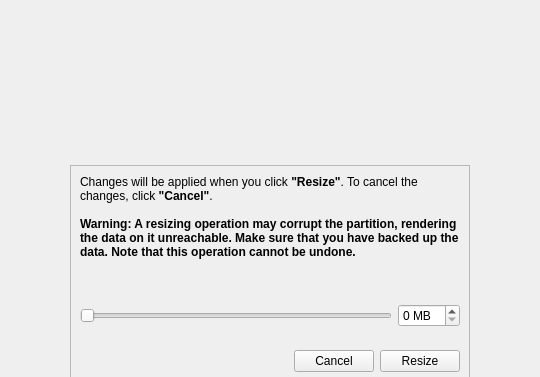
Above: yali/gui/Ui/partresize.ui from dadas45li/yali before the change; both pictures show x 109 to 649 and y 0 to 377 of the 758 by 547 pixel window. Below: the same form after it.
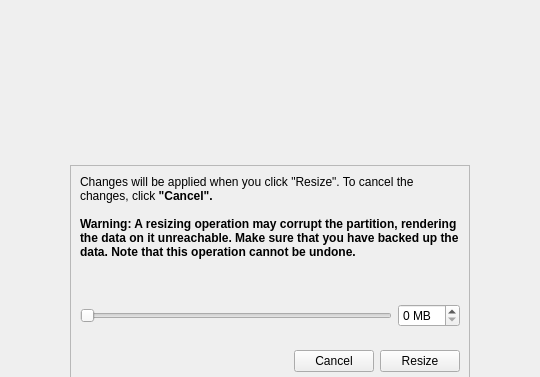
That is the form after the change.

Commit message: Fixes partresize rich text

```diff
--- a/yali/gui/Ui/partresize.ui
+++ b/yali/gui/Ui/partresize.ui
@@ -70,14 +70,12 @@
       <item row="0" column="0" colspan="2">
        <widget class="QLabel" name="label">
         <property name="text">
-         <string>&lt;!DOCTYPE HTML PUBLIC &quot;-//W3C//DTD HTML 4.0//EN&quot; &quot;http://www.w3.org/TR/REC-html40/strict.dtd&quot;&gt;
-&lt;html&gt;&lt;head&gt;&lt;meta name=&quot;qrichtext&quot; content=&quot;1&quot; /&gt;&lt;style type=&quot;text/css&quot;&gt;
-p, li { white-space: pre-wrap; }
-&lt;/style&gt;&lt;/head&gt;&lt;body style=&quot; font-family:'Sans Serif'; font-size:9pt; font-weight:400; font-style:normal;&quot;&gt;
-&lt;p style=&quot; margin-top:0px; margin-bottom:0px; margin-left:0px; margin-right:0px; -qt-block-indent:0; text-indent:0px;&quot;&gt;Changes will be applied when you click &lt;span style=&quot; font-weight:600;&quot;&gt;&amp;quot;Resize&amp;quot;&lt;/span&gt;. To cancel the changes, click &lt;span style=&quot; font-weight:600;&quot;&gt;&amp;quot;Cancel&amp;quot;&lt;/span&gt;. &lt;br /&gt;&lt;br /&gt;&lt;span style=&quot; font-weight:600;&quot;&gt;Warning: A resizing operation may corrupt the partition, rendering the data on it unreachable. Make sure that you have backed up the data. Note that this operation cannot be undone.&lt;/span&gt;&lt;/p&gt;&lt;/body&gt;&lt;/html&gt;</string>
+         <string>Changes will be applied when you click &quot;Resize&quot;. To cancel the changes, click &lt;b&gt;&quot;Cancel&quot;.
+&lt;br&gt;&lt;br&gt;
+Warning: A resizing operation may corrupt the partition, rendering the data on it unreachable. Make sure that you have backed up the data. Note that this operation cannot be undone.&lt;b&gt;</string>
         </property>
         <property name="textFormat">
-         <enum>Qt::RichText</enum>
+         <enum>Qt::AutoText</enum>
         </property>
         <property name="wordWrap">
          <bool>true</bool>
```
